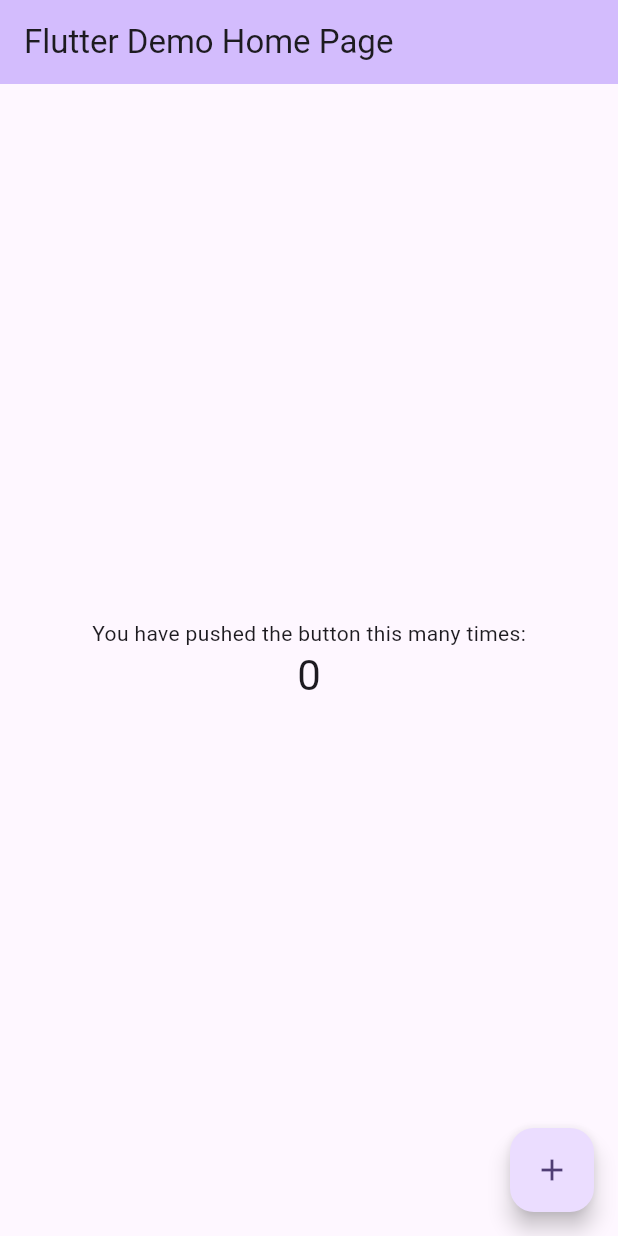
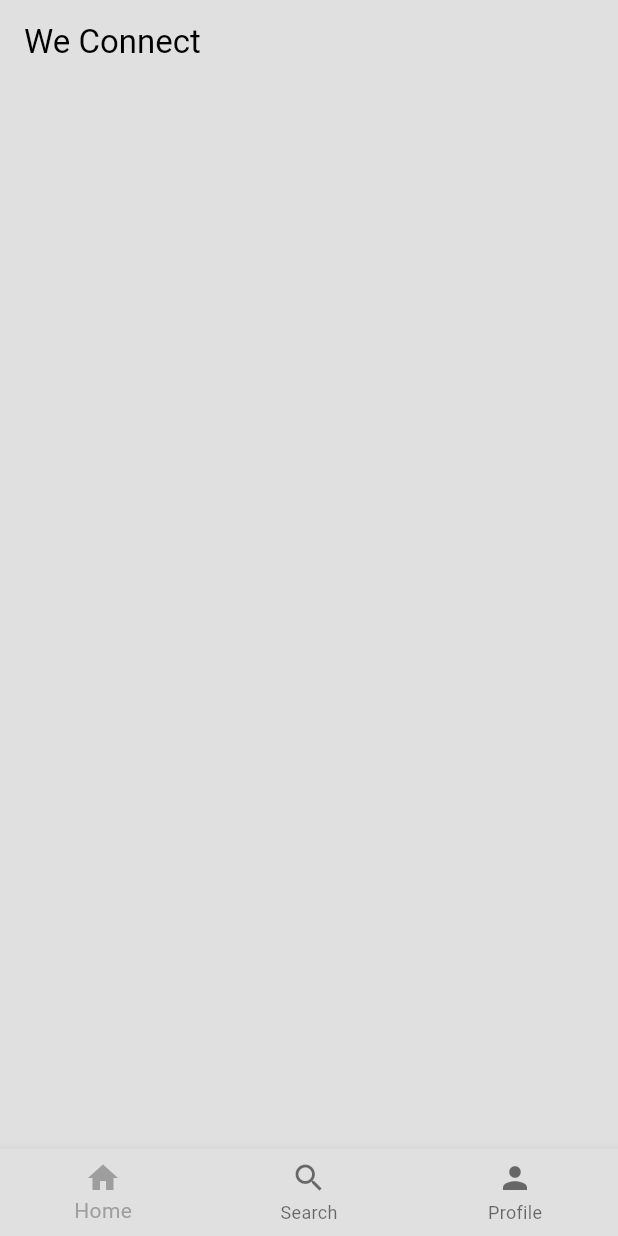
Before and after one commit to Min-Pyae/WeConnect, a Flutter app: the screen it shows after launch, on a phone screen of 412 x 824 dp. Run offline on Flutter 3.47's test engine with Material 3 defaults, Android fonts, the phone set to English and light mode, and no system bars; our stand-ins replace firebase_core; accounts and stored records are empty.

Commit message:
create ThemeProvider and BottomNavBar

```diff
--- /dev/null
+++ b/lib/components/wc_bottom_navigation_bar.dart
@@ -0,0 +1,41 @@
+import 'package:flutter/material.dart';
+
+class WcBottomNavigationBar extends StatelessWidget {
+
+  final int currentIndex;
+  final void Function(int)? onTap;
+  const WcBottomNavigationBar({
+    super.key,
+    required this.currentIndex,
+    required this.onTap
+  });
+
+  @override
+  Widget build(BuildContext context) {
+    return BottomNavigationBar(
+      currentIndex: currentIndex,
+      onTap: onTap,
+      items: const [
+
+        // Home Page
+        BottomNavigationBarItem(
+          icon: Icon(Icons.home),
+          label: 'Home',
+        ),
+
+        // Search Page
+        BottomNavigationBarItem(
+          icon: Icon(Icons.search),
+          label: 'Search',
+        ),
+
+        // Profile Page
+        BottomNavigationBarItem(
+          icon: Icon(Icons.person),
+          label: 'Profile',
+        ),
+
+      ]
+    );
+  }
+}
--- a/lib/main.dart
+++ b/lib/main.dart
@@ -1,6 +1,9 @@
 import 'package:flutter/material.dart';
 import 'package:firebase_core/firebase_core.dart';
+import 'package:provider/provider.dart';
 import 'package:we_connect/firebase_options.dart';
+import 'package:we_connect/pages/home_page.dart';
+import 'package:we_connect/themes/theme_provider.dart';
 
 void main() async {
   // Firebase Setup
@@ -8,125 +11,23 @@ void main() async {
   await Firebase.initializeApp(options: DefaultFirebaseOptions.currentPlatform);
 
   // Run App
-  runApp(const MyApp());
+  runApp(MultiProvider(
+    providers: [
+      ChangeNotifierProvider<ThemeProvider>(create: (context) => ThemeProvider())
+    ],
+    child: const MyApp())
+  );
 }
 
 class MyApp extends StatelessWidget {
   const MyApp({super.key});
 
-  // This widget is the root of your application.
   @override
   Widget build(BuildContext context) {
     return MaterialApp(
-      title: 'Flutter Demo',
-      theme: ThemeData(
-        // This is the theme of your application.
-        //
-        // TRY THIS: Try running your application with "flutter run". You'll see
-        // the application has a purple toolbar. Then, without quitting the app,
-        // try changing the seedColor in the colorScheme below to Colors.green
-        // and then invoke "hot reload" (save your changes or press the "hot
-        // reload" button in a Flutter-supported IDE, or press "r" if you used
-        // the command line to start the app).
-        //
-        // Notice that the counter didn't reset back to zero; the application
-        // state is not lost during the reload. To reset the state, use hot
-        // restart instead.
-        //
-        // This works for code too, not just values: Most code changes can be
-        // tested with just a hot reload.
-        colorScheme: ColorScheme.fromSeed(seedColor: Colors.deepPurple),
-        useMaterial3: true,
-      ),
-      home: const MyHomePage(title: 'Flutter Demo Home Page'),
+      debugShowCheckedModeBanner: false,
+      theme: context.watch<ThemeProvider>().themeData,
+      home: const HomePage(),
     );
   }
 }
-
-class MyHomePage extends StatefulWidget {
-  const MyHomePage({super.key, required this.title});
-
-  // This widget is the home page of your application. It is stateful, meaning
-  // that it has a State object (defined below) that contains fields that affect
-  // how it looks.
-
-  // This class is the configuration for the state. It holds the values (in this
-  // case the title) provided by the parent (in this case the App widget) and
-  // used by the build method of the State. Fields in a Widget subclass are
-  // always marked "final".
-
-  final String title;
-
-  @override
-  State<MyHomePage> createState() => _MyHomePageState();
-}
-
-class _MyHomePageState extends State<MyHomePage> {
-  int _counter = 0;
-
-  void _incrementCounter() {
-    setState(() {
-      // This call to setState tells the Flutter framework that something has
-      // changed in this State, which causes it to rerun the build method below
-      // so that the display can reflect the updated values. If we changed
-      // _counter without calling setState(), then the build method would not be
-      // called again, and so nothing would appear to happen.
-      _counter++;
-    });
-  }
-
-  @override
-  Widget build(BuildContext context) {
-    // This method is rerun every time setState is called, for instance as done
-    // by the _incrementCounter method above.
-    //
-    // The Flutter framework has been optimized to make rerunning build methods
-    // fast, so that you can just rebuild anything that needs updating rather
-    // than having to individually change instances of widgets.
-    return Scaffold(
-      appBar: AppBar(
-        // TRY THIS: Try changing the color here to a specific color (to
-        // Colors.amber, perhaps?) and trigger a hot reload to see the AppBar
-        // change color while the other colors stay the same.
-        backgroundColor: Theme.of(context).colorScheme.inversePrimary,
-        // Here we take the value from the MyHomePage object that was created by
-        // the App.build method, and use it to set our appbar title.
-        title: Text(widget.title),
-      ),
-      body: Center(
-        // Center is a layout widget. It takes a single child and positions it
-        // in the middle of the parent.
-        child: Column(
-          // Column is also a layout widget. It takes a list of children and
-          // arranges them vertically. By default, it sizes itself to fit its
-          // children horizontally, and tries to be as tall as its parent.
-          //
-          // Column has various properties to control how it sizes itself and
-          // how it positions its children. Here we use mainAxisAlignment to
-          // center the children vertically; the main axis here is the vertical
-          // axis because Columns are vertical (the cross axis would be
-          // horizontal).
-          //
-          // TRY THIS: Invoke "debug painting" (choose the "Toggle Debug Paint"
-          // action in the IDE, or press "p" in the console), to see the
-          // wireframe for each widget.
-          mainAxisAlignment: MainAxisAlignment.center,
-          children: <Widget>[
-            const Text(
-              'You have pushed the button this many times:',
-            ),
-            Text(
-              '$_counter',
-              style: Theme.of(context).textTheme.headlineMedium,
-            ),
-          ],
-        ),
-      ),
-      floatingActionButton: FloatingActionButton(
-        onPressed: _incrementCounter,
-        tooltip: 'Increment',
-        child: const Icon(Icons.add),
-      ), // This trailing comma makes auto-formatting nicer for build methods.
-    );
-  }
-}
--- /dev/null
+++ b/lib/pages/home_page.dart
@@ -0,0 +1,41 @@
+import 'package:flutter/material.dart';
+import 'package:we_connect/pages/posts_page.dart';
+import 'package:we_connect/pages/profile_page.dart';
+import 'package:we_connect/pages/search_page.dart';
+import 'package:we_connect/components/wc_bottom_navigation_bar.dart';
+
+class HomePage extends StatefulWidget {
+  const HomePage({super.key});
+
+  @override
+  State<HomePage> createState() => _HomePageState();
+}
+
+class _HomePageState extends State<HomePage> {
+  // Current Selected Index
+  int _selectedIndex = 0;
+
+  // List of Pages
+  final List<Widget> pages = [
+    const PostsPage(),
+    const SearchPage(),
+    const ProfilePage()
+  ];
+
+  void _onItemTapped(int index) {
+    setState(() {
+      _selectedIndex = index;
+    });
+  }
+
+  @override
+  Widget build(BuildContext context) {
+    return Scaffold(
+      body: pages[_selectedIndex],
+      bottomNavigationBar: WcBottomNavigationBar(
+        currentIndex: _selectedIndex,
+        onTap: _onItemTapped,
+      ),
+    );
+  }
+}
--- /dev/null
+++ b/lib/pages/posts_page.dart
@@ -0,0 +1,14 @@
+import 'package:flutter/material.dart';
+
+class PostsPage extends StatelessWidget {
+  const PostsPage({super.key});
+
+  @override
+  Widget build(BuildContext context) {
+    return Scaffold(
+      appBar: AppBar(
+        title: const Text("We Connect"),
+      ),
+    );
+  }
+}
--- /dev/null
+++ b/lib/pages/profile_page.dart
@@ -0,0 +1,10 @@
+import 'package:flutter/material.dart';
+
+class ProfilePage extends StatelessWidget {
+  const ProfilePage({super.key});
+
+  @override
+  Widget build(BuildContext context) {
+    return const Placeholder();
+  }
+}
--- /dev/null
+++ b/lib/pages/search_page.dart
@@ -0,0 +1,10 @@
+import 'package:flutter/material.dart';
+
+class SearchPage extends StatelessWidget {
+  const SearchPage({super.key});
+
+  @override
+  Widget build(BuildContext context) {
+    return const Placeholder();
+  }
+}
--- /dev/null
+++ b/lib/pages/settings_page.dart
@@ -0,0 +1,10 @@
+import 'package:flutter/material.dart';
+
+class SettingsPage extends StatelessWidget {
+  const SettingsPage({super.key});
+
+  @override
+  Widget build(BuildContext context) {
+    return const Placeholder();
+  }
+}
--- /dev/null
+++ b/lib/themes/dark_mode.dart
@@ -0,0 +1,11 @@
+import 'package:flutter/material.dart';
+
+ThemeData darkMode = ThemeData(
+  colorScheme: ColorScheme.dark(
+    surface: const Color.fromARGB(255, 20, 20, 20),
+    primary: const Color.fromARGB(255, 105, 105, 105),
+    secondary: const Color.fromARGB(255, 30, 30, 30),
+    tertiary: const Color.fromARGB(255, 47, 47, 47),
+    inversePrimary: Colors.grey.shade300
+  )
+);
--- /dev/null
+++ b/lib/themes/light_mode.dart
@@ -0,0 +1,11 @@
+import 'package:flutter/material.dart';
+
+ThemeData lightMode = ThemeData(
+  colorScheme: ColorScheme.light(
+    surface: Colors.grey.shade300,
+    primary: Colors.grey.shade500,
+    secondary: Colors.grey.shade200,
+    tertiary: Colors.white,
+    inversePrimary: Colors.grey.shade900
+  )
+);
--- /dev/null
+++ b/lib/themes/theme_provider.dart
@@ -0,0 +1,32 @@
+import 'package:flutter/material.dart';
+import 'package:we_connect/themes/dark_mode.dart';
+import 'package:we_connect/themes/light_mode.dart';
+
+
+/// THEME PROVIDER - This helps to change light & dark mode
+class ThemeProvider with ChangeNotifier {
+
+  // Set Light Theme by Default
+  ThemeData _themeData = lightMode;
+
+  // Get the current theme
+  ThemeData get themeData => _themeData;
+
+  // Set the theme
+  set themeData(ThemeData themeData) {
+    _themeData = themeData;
+    notifyListeners(); // Update UI
+  }
+
+  // is Dark Mode currently?
+  bool get isDarkMode => _themeData == darkMode;
+
+  // Function for toggling between light & dark mode
+  void toggleTheme() {
+    if (_themeData == lightMode) {
+      themeData = lightMode;
+    } else {
+      themeData = darkMode;
+    }
+  }
+}
--- a/pubspec.yaml
+++ b/pubspec.yaml
@@ -36,6 +36,7 @@ dependencies:
   # Use with the CupertinoIcons class for iOS style icons.
   cupertino_icons: ^1.0.8
   firebase_core: ^3.8.0
+  provider: ^6.1.2
 
 dev_dependencies:
   flutter_test:
```
Also changed, not shown: pubspec.lock, 4 other files.
